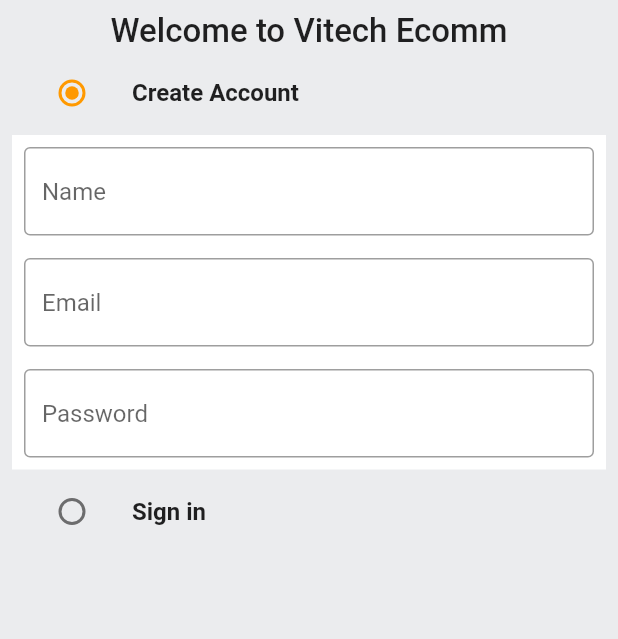
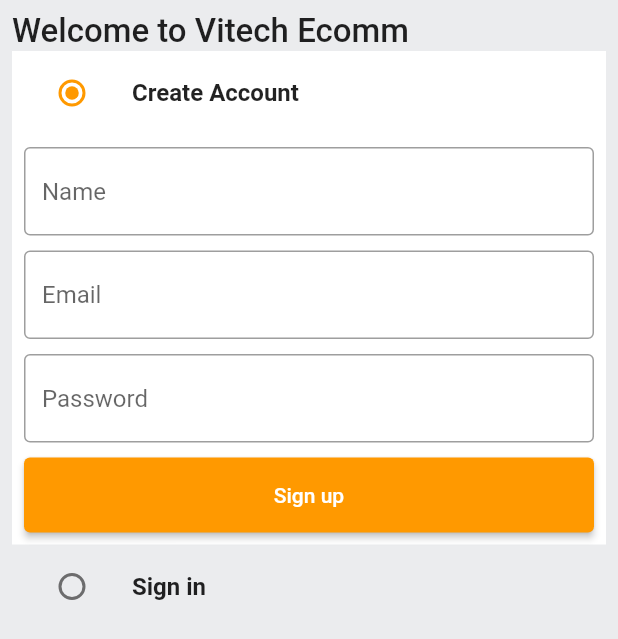
Before and after one commit to owusuvictorjnr/Fluuter-Ecomm, a Flutter app: the screen it shows after launch, on a phone screen of 412 x 824 dp. Shown: the top 639 px of the screen. Run offline on Flutter 3.47's test engine with Material 2 defaults, Android fonts, the phone set to English and light mode, and no system bars.

Commit message:
create login form and auth it

```diff
--- a/lib/features/auth/screens/auth_screen.dart
+++ b/lib/features/auth/screens/auth_screen.dart
@@ -1,3 +1,4 @@
+import 'package:ecomm/common/widget/custom_button.dart';
 import 'package:ecomm/common/widget/custom_textfield.dart';
 import 'package:flutter/material.dart';
 
@@ -42,12 +43,16 @@ class _AuthScreenState extends State<AuthScreen> {
         child: Padding(
           padding: const EdgeInsets.all(8.0),
           child: Column(
+            crossAxisAlignment: CrossAxisAlignment.start,
             children: [
               const Text(
                 'Welcome to Vitech Ecomm',
                 style: TextStyle(fontSize: 22, fontWeight: FontWeight.w500),
               ),
               ListTile(
+                tileColor: _auth == Auth.signup
+                    ? GlobalVariables.backgroundColor
+                    : GlobalVariables.greyBackgroundColor,
                 title: const Text(
                   'Create Account',
                   style: TextStyle(
@@ -83,9 +88,47 @@ class _AuthScreenState extends State<AuthScreen> {
                           hintTetxt: 'Name',
                         ),
                         const SizedBox(
-                          height: 15,
+                          height: 10,
                         ),
 
+                        // Email
+                        CustomTextField(
+                          controller: _emailController,
+                          hintText: 'Email',
+                          hintTetxt: 'Email',
+                        ),
+
+                        const SizedBox(
+                          height: 10,
+                        ),
+                        // Password
+                        CustomTextField(
+                          controller: _emailController,
+                          hintText: 'Password',
+                          hintTetxt: 'Password',
+                        ),
+                        const SizedBox(
+                          height: 10,
+                        ),
+                        CustomButton(
+                          text: 'Sign up',
+                          onTap: () {},
+                        ),
+                      ],
+                    ),
+                  ),
+                ),
+
+              // Sign in
+
+              if (_auth == Auth.signin)
+                Container(
+                  padding: const EdgeInsets.all(8),
+                  color: GlobalVariables.backgroundColor,
+                  child: Form(
+                    key: _signInFormKey,
+                    child: Column(
+                      children: [
                         // Email
                         CustomTextField(
                           controller: _emailController,
@@ -102,13 +145,21 @@ class _AuthScreenState extends State<AuthScreen> {
                           hintText: 'Password',
                           hintTetxt: 'Password',
                         ),
+                        const SizedBox(
+                          height: 13,
+                        ),
+                        CustomButton(
+                          text: 'Sign in',
+                          onTap: () {},
+                        ),
                       ],
                     ),
                   ),
                 ),
-
-              // Sign in
               ListTile(
+                tileColor: _auth == Auth.signin
+                    ? GlobalVariables.backgroundColor
+                    : GlobalVariables.greyBackgroundColor,
                 title: const Text(
                   'Sign in ',
                   style: TextStyle(
@@ -128,6 +179,8 @@ class _AuthScreenState extends State<AuthScreen> {
                   },
                 ),
               )
+
+              // Sign in
             ], // Children
           ),
         ),
```
